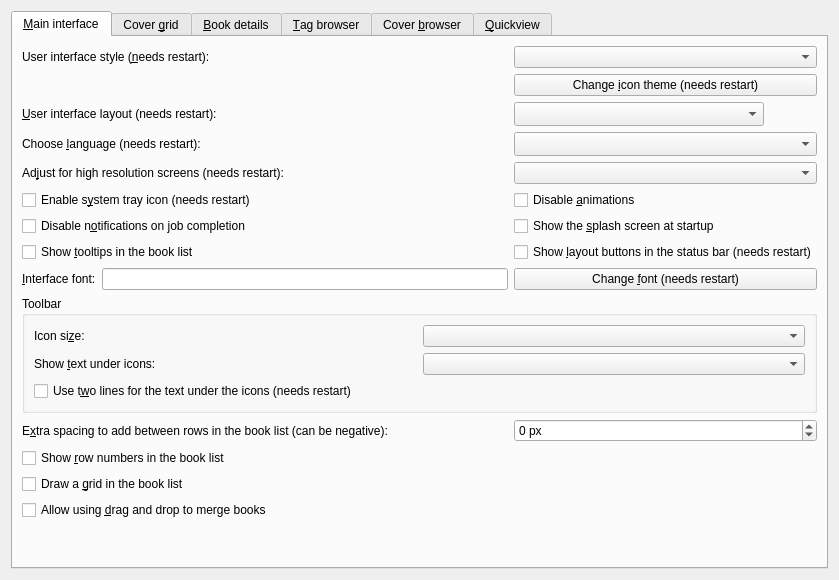
This is src/calibre/gui2/preferences/look_feel.ui in kovidgoyal/calibre as Qt 5 draws it before an edit. The edited form follows.
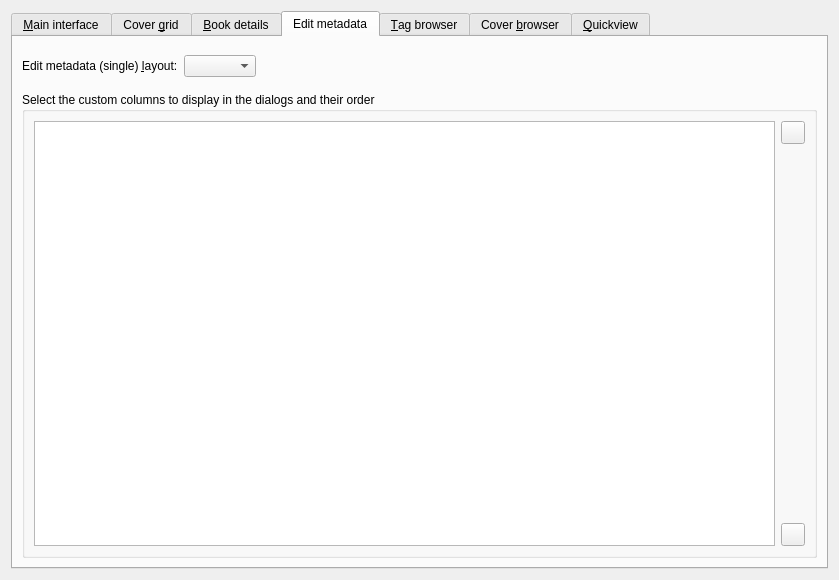
This is the edited form. The open tabs and pages were chosen to show the change. Icons and pictures are not drawn. Custom widgets are drawn as their Qt base class.

Commit message: Add a tab to Look/feel to choose which fields to show in edit metadata as well as set their order.

Diff of the .ui file:
```diff
--- a/src/calibre/gui2/preferences/look_feel.ui
+++ b/src/calibre/gui2/preferences/look_feel.ui
@@ -881,6 +881,102 @@
        </item>
       </layout>
      </widget>
+     <widget class="QWidget" name="edit_metadata_tab">
+      <attribute name="icon">
+       <iconset resource="../../../../resources/images.qrc">
+        <normaloff>:/images/book.png</normaloff>:/images/book.png</iconset>
+      </attribute>
+      <attribute name="title">
+       <string>Edit metadata</string>
+      </attribute>
+      <layout class="QGridLayout" name="gridLayout_61">
+       <item row="1" column="0">
+        <layout class="QHBoxLayout" name="horizontalLayout1">
+         <item>
+          <widget class="QLabel" name="edit_metadata_single_label">
+           <property name="text">
+            <string>Edit metadata (single) &amp;layout:</string>
+           </property>
+           <property name="buddy">
+            <cstring>opt_edit_metadata_single_layout</cstring>
+           </property>
+          </widget>
+         </item>
+         <item>
+          <widget class="QComboBox" name="opt_edit_metadata_single_layout">
+           <property name="toolTip">
+            <string>Choose a different layout for the Edit metadata dialog. The compact metadata layout favors editing custom metadata over changing covers and formats.</string>
+           </property>
+          </widget>
+         </item>
+         <item>
+          <spacer name="verticalSpacer_5">
+           <property name="orientation">
+            <enum>Qt::Horizontal</enum>
+           </property>
+           <property name="sizeHint" stdset="0">
+            <size>
+             <width>20</width>
+             <height>40</height>
+            </size>
+           </property>
+          </spacer>
+         </item>
+        </layout>
+       </item>
+       <item row="6" column="0">
+        <widget class="QGroupBox" name="groupBox">
+         <property name="title">
+          <string>Select the custom columns to display in the dialogs and their order</string>
+         </property>
+         <layout class="QGridLayout" name="gridLayout_3">
+          <item row="3" column="1">
+           <widget class="QToolButton" name="em_down_button">
+            <property name="toolTip">
+             <string>Move down</string>
+            </property>
+            <property name="icon">
+             <iconset resource="../../../../resources/images.qrc">
+              <normaloff>:/images/arrow-down.png</normaloff>:/images/arrow-down.png</iconset>
+            </property>
+           </widget>
+          </item>
+          <item row="1" column="1">
+           <widget class="QToolButton" name="em_up_button">
+            <property name="toolTip">
+             <string>Move up</string>
+            </property>
+            <property name="icon">
+             <iconset resource="../../../../resources/images.qrc">
+              <normaloff>:/images/arrow-up.png</normaloff>:/images/arrow-up.png</iconset>
+            </property>
+           </widget>
+          </item>
+          <item row="2" column="1">
+           <spacer name="verticalSpacer_5">
+            <property name="orientation">
+             <enum>Qt::Vertical</enum>
+            </property>
+            <property name="sizeHint" stdset="0">
+             <size>
+              <width>20</width>
+              <height>40</height>
+             </size>
+            </property>
+           </spacer>
+          </item>
+          <item row="1" column="0" rowspan="3">
+           <widget class="QListView" name="em_display_order">
+            <property name="alternatingRowColors">
+             <bool>true</bool>
+            </property>
+           </widget>
+          </item>
+         </layout>
+        </widget>
+       </item>
+      </layout>
+     </widget>
      <widget class="QWidget" name="tag_browser_tab">
       <attribute name="icon">
        <iconset resource="../../../../resources/images.qrc">
```
The commit also changes 5 other files.
